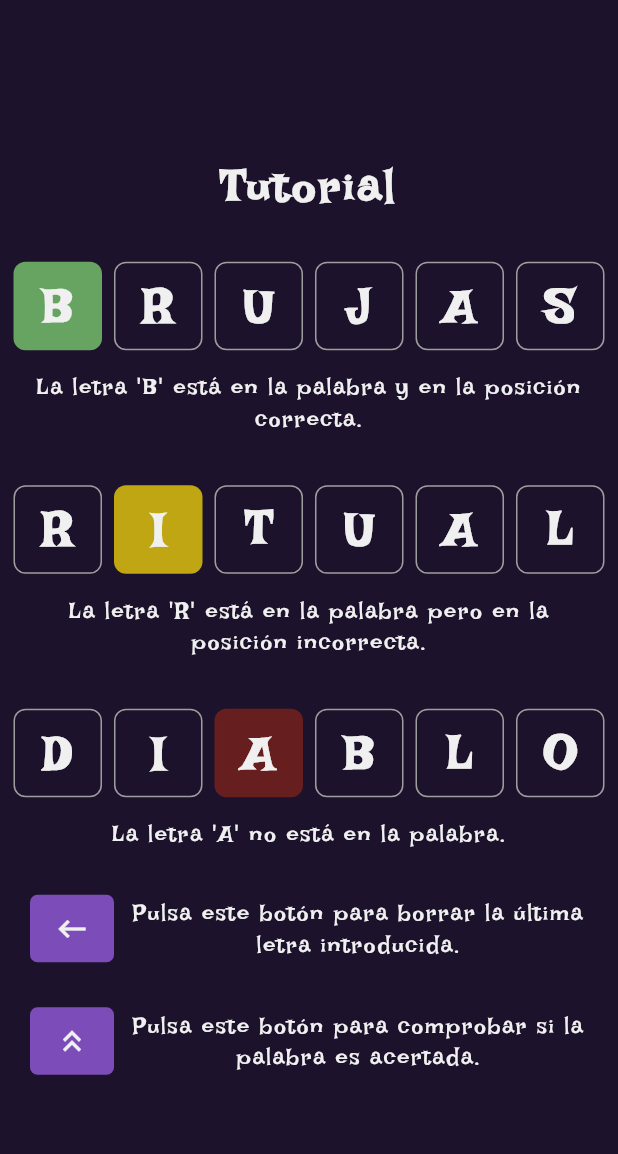
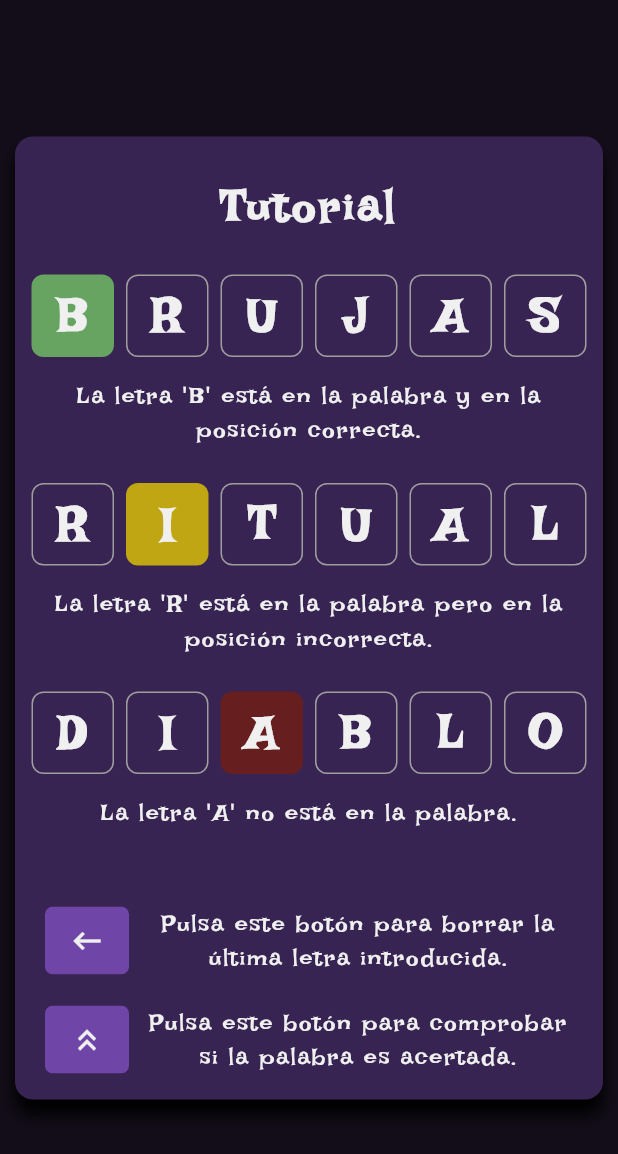
Before and after one commit to loomlight-games/Witchle, a Flutter app: the TutorialScreen screen opened directly, on a phone screen of 412 x 824 dp. Shown: the top 1154 px of the screen. Run offline on Flutter 3.47's test engine with Material 3 defaults, Android fonts, the light colour scheme and no system bars; our stand-ins replace equatable, flip_card.

Commit message:
Better ui

```diff
--- a/lib/app/app_colors.dart
+++ b/lib/app/app_colors.dart
@@ -1,8 +1,8 @@
 import 'package:witchle/game/exports.dart';
 
-const Color screenBgColor = Color.fromARGB(255, 29, 18, 43),
-    buttonInitialColor = Color.fromARGB(255, 67, 45, 97),
-    specialButtonColor = Color.fromARGB(255, 124, 77, 185),
+const Color screenBgColor = Color.fromARGB(255, 18, 13, 24),
+    buttonInitialColor = Color.fromARGB(255, 55, 36, 82),
+    specialButtonColor = Color.fromARGB(255, 111, 69, 167),
     disabledButtonColor = Color.fromARGB(255, 82, 69, 99),
     currentBorderColor = Color.fromARGB(255, 158, 158, 158),
     borderColor = Color.fromARGB(255, 97, 97, 97),
--- a/lib/game/screens/tutorial_screen.dart
+++ b/lib/game/screens/tutorial_screen.dart
@@ -16,8 +16,6 @@ class TutorialScreen extends StatefulWidget {
 /// {@endtemplate}
 class _TutorialScreenState extends State<TutorialScreen> {
   // PROPERTIES ////////////////////////////////////////////////////////////
-  // Define font sizes for title and normal text
-  double titleSize = 30, normalTextSize = 15;
 
   // Define sentences to describe the status of letters and button actions
   String sentence1 =
@@ -30,7 +28,7 @@ class _TutorialScreenState extends State<TutorialScreen> {
 
   // Define a TextStyle for normal text to ensure consistency
   static const TextStyle normalTextStyle = TextStyle(
-    fontSize: 15,
+    fontSize: 16,
     fontWeight: FontWeight.normal,
     letterSpacing: 1,
     color: letterColor, // Use a predefined color for text
@@ -40,11 +38,11 @@ class _TutorialScreenState extends State<TutorialScreen> {
   // Method to create the title widget
   Widget _buildTitle(String title) {
     return Padding(
-      padding: const EdgeInsets.symmetric(vertical: 10), // Add vertical padding
+      padding: const EdgeInsets.all(10), // Add vertical padding
       child: Text(
         title, // Display the title text
         style: TextStyle(
-          fontSize: titleSize, // Use the defined title size
+          fontSize: 30, // Use the defined title size
           fontWeight: FontWeight.bold,
           letterSpacing: 2,
           color: letterColor, // Use a predefined color for the title
@@ -75,7 +73,7 @@ class _TutorialScreenState extends State<TutorialScreen> {
 
     // Return a Column widget containing the row of tiles and the sentence
     return Padding(
-      padding: const EdgeInsets.symmetric(vertical: 15), // Add vertical padding
+      padding: const EdgeInsets.symmetric(vertical: 10), // Add vertical padding
       child: Column(
         mainAxisAlignment:
             MainAxisAlignment.center, // Center children vertically
@@ -105,7 +103,7 @@ class _TutorialScreenState extends State<TutorialScreen> {
   // Method to create a button example with an icon and descriptive text
   Widget _buttonExample(String sentence, Icon icon) {
     return Padding(
-      padding: const EdgeInsets.symmetric(vertical: 15), // Add vertical padding
+      padding: const EdgeInsets.symmetric(vertical: 10), // Add vertical padding
       child: Row(
         mainAxisAlignment:
             MainAxisAlignment.center, // Center children horizontally
@@ -142,16 +140,32 @@ class _TutorialScreenState extends State<TutorialScreen> {
 
   // WIDGET /////////////////////////////////////////////////////////////////
   @override
+  @override
   Widget build(BuildContext context) {
     // Build method to construct the UI of the screen
     return Scaffold(
       body: Center(
+        child: Container(
+          margin: const EdgeInsets.all(10.0), // Add margin around the container
+          decoration: BoxDecoration(
+            color: buttonInitialColor, // Background color for the container
+            borderRadius: BorderRadius.circular(12.0), // Rounded corners
+            boxShadow: [
+              BoxShadow(
+                color: Colors.black, // Shadow color
+                blurRadius: 8.0, // Shadow blur radius
+                offset: Offset(0, 10), // Shadow offset
+              ),
+            ],
+          ),
+          child: ClipRRect(
+            borderRadius: BorderRadius.circular(
+                12.0), // Ensure content respects the border radius
             child: SingleChildScrollView(
               // Use SingleChildScrollView to prevent overflow
               child: Column(
-            mainAxisAlignment:
-                MainAxisAlignment.spaceEvenly, // Evenly space children
                 children: [
+                  SizedBox(height: 15),
                   // Title text for the tutorial
                   _buildTitle('Tutorial'),
                   // First board example with tiles and text
@@ -160,6 +174,7 @@ class _TutorialScreenState extends State<TutorialScreen> {
                   _boardExample('RITUAL', LetterStatus.inWord, 1, sentence2),
                   // Third board example with tiles and text
                   _boardExample('DIABLO', LetterStatus.notInWord, 2, sentence3),
+                  SizedBox(height: 31),
                   // Button examples with icons and text
                   _buttonExample(sentence4,
                       const Icon(Icons.keyboard_backspace, color: letterColor)),
@@ -167,7 +182,10 @@ class _TutorialScreenState extends State<TutorialScreen> {
                       sentence5,
                       const Icon(Icons.keyboard_double_arrow_up,
                           color: letterColor)),
+                  SizedBox(height: 7),
                 ],
+              ),
+            ),
           ),
         ),
       ),
--- a/lib/game/widgets/boardtile_widget.dart
+++ b/lib/game/widgets/boardtile_widget.dart
@@ -20,8 +20,8 @@ class BoardTile extends StatelessWidget {
   Widget build(BuildContext context) {
     return Container(
         margin: const EdgeInsets.all(4),
-        height: 59,
-        width: 59,
+        height: 55,
+        width: 55,
         alignment: Alignment.center,
         decoration: BoxDecoration(
           color: letter.backgroundColor,
```
Also changed, not shown: lib/game/screens/game_screen.dart (+0 -8 lines), lib/game/widgets/board_widget.dart (+22 -2 lines), lib/game/witchle.dart (+24 -8 lines). Lines whose indentation alone changed are shown as unchanged.
